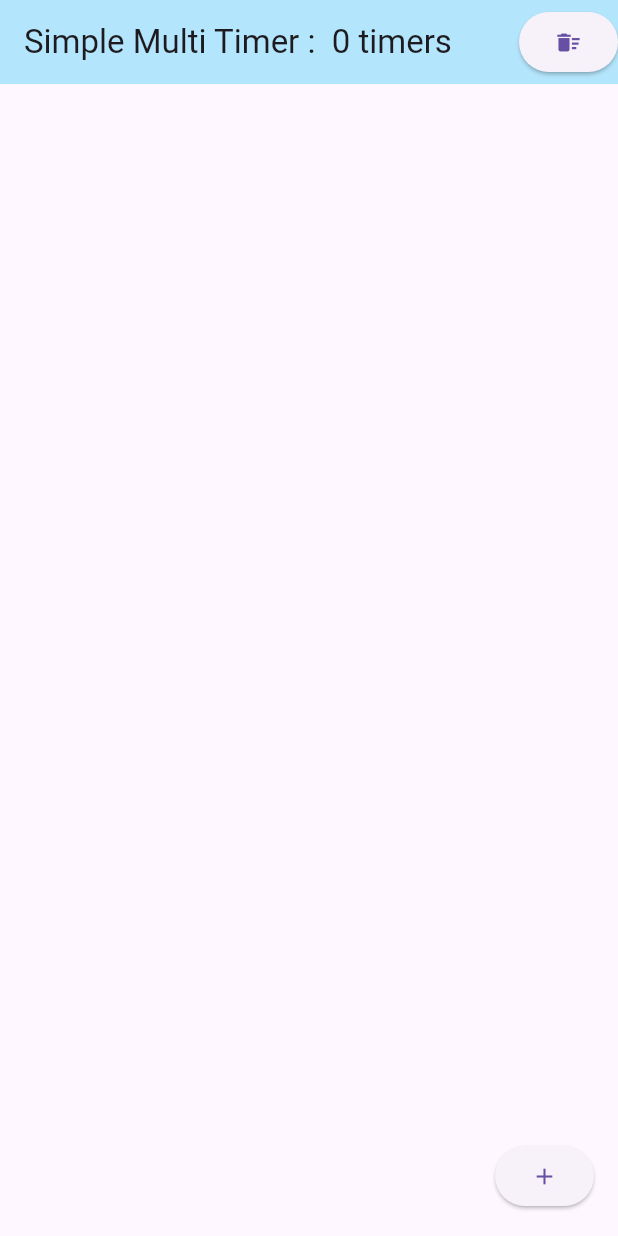
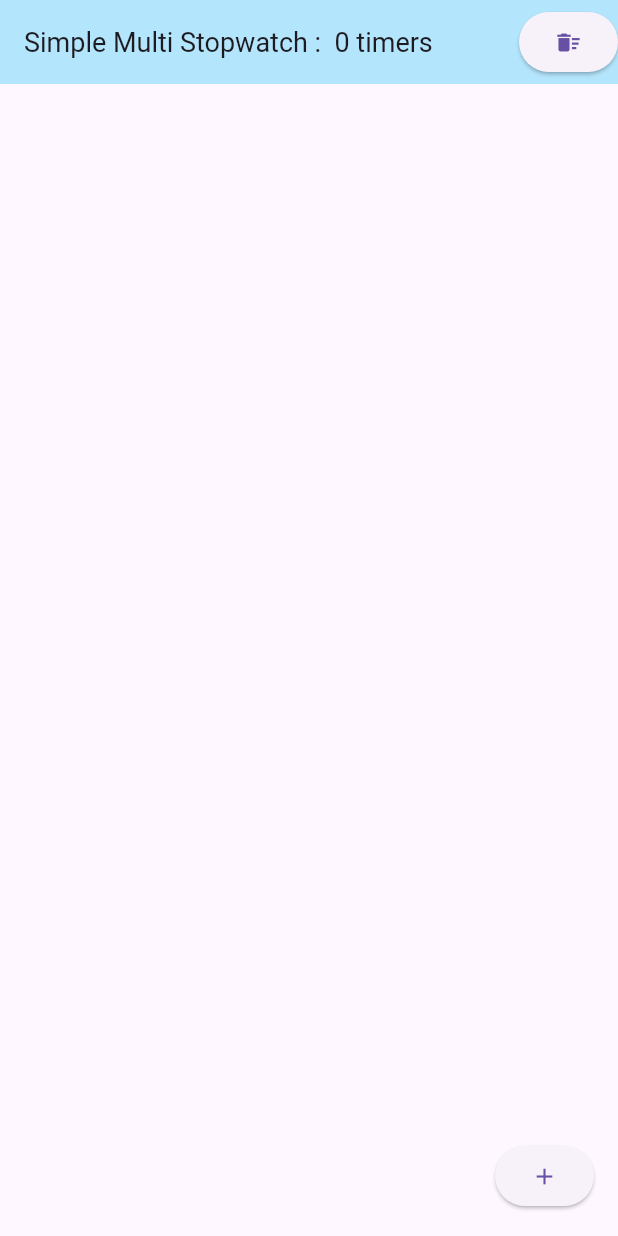
Before and after one commit to MasakiNiwa/SimpleMultiStopwatch, a Flutter app: the screen it shows after launch, on a phone screen of 412 x 824 dp. Run offline on Flutter 3.47's test engine with Material 3 defaults, Android fonts, the phone set to English and light mode, and no system bars.

Commit message:
アプリタイトルバーを微調整

```diff
--- a/lib/main.dart
+++ b/lib/main.dart
@@ -35,7 +35,10 @@ class _MyHomePageState extends State<MyHomePage> {
     return Scaffold(
       appBar: AppBar(
         title: Text(
-            'Simple Multi Timer :  ' + timers.length.toString() + ' timers'),
+            ('Simple Multi Stopwatch :  ' +
+                timers.length.toString() +
+                ' timers'),
+            style: const TextStyle(fontSize: 18)),
         backgroundColor: Colors.lightBlue[100],
         actions: [
           ElevatedButton(
```
